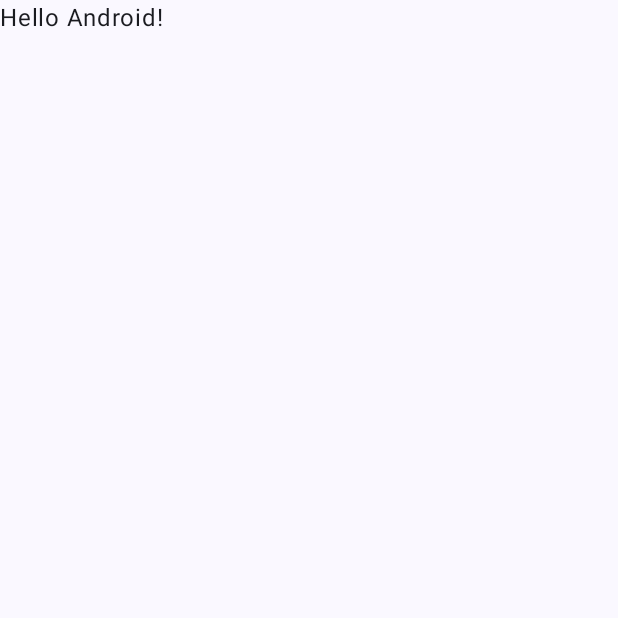
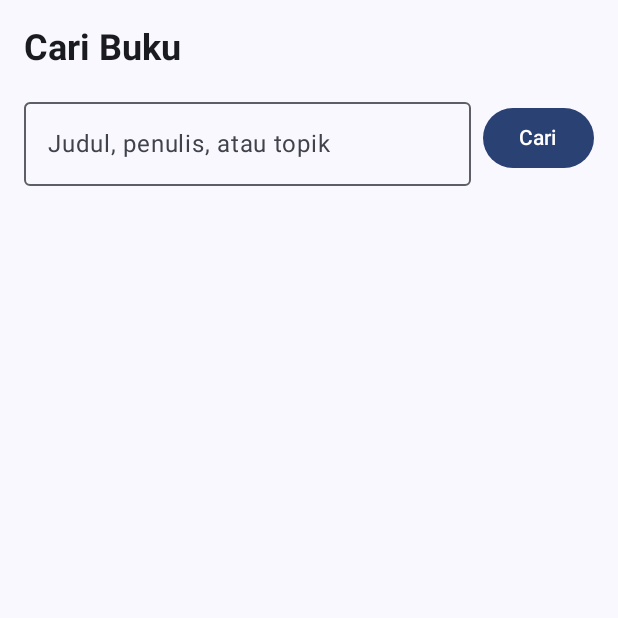
Before and after one commit to istmaa/PPPB-Pertemuan-13-GoogleBooks, an Android app built with Jetpack Compose: the screen it shows after launch (MainActivity), on a phone screen of 412 x 824 dp, the top half of it. Before the commit the part shown is almost empty. Run offline under Robolectric (Android 15) with nearby library versions, the phone set to English and light mode, and no system bars; pictures from the network do not load.

Commit message:
feat: implement book search screen with compose

```diff
--- a/app/src/main/java/com/example/googlebooks/MainActivity.kt
+++ b/app/src/main/java/com/example/googlebooks/MainActivity.kt
@@ -4,13 +4,49 @@ import android.os.Bundle
 import androidx.activity.ComponentActivity
 import androidx.activity.compose.setContent
 import androidx.activity.enableEdgeToEdge
+import androidx.compose.foundation.background
+import androidx.compose.foundation.clickable
+import androidx.compose.foundation.layout.Arrangement
+import androidx.compose.foundation.layout.Column
+import androidx.compose.foundation.layout.Row
+import androidx.compose.foundation.layout.Spacer
 import androidx.compose.foundation.layout.fillMaxSize
+import androidx.compose.foundation.layout.fillMaxWidth
+import androidx.compose.foundation.layout.height
 import androidx.compose.foundation.layout.padding
+import androidx.compose.foundation.layout.width
+import androidx.compose.foundation.lazy.LazyColumn
+import androidx.compose.foundation.lazy.items
+import androidx.compose.foundation.shape.RoundedCornerShape
+import androidx.compose.foundation.text.KeyboardActions
+import androidx.compose.foundation.text.KeyboardOptions
+import androidx.compose.material3.Button
+import androidx.compose.material3.Card
+import androidx.compose.material3.LinearProgressIndicator
+import androidx.compose.material3.MaterialTheme
+import androidx.compose.material3.OutlinedTextField
 import androidx.compose.material3.Scaffold
 import androidx.compose.material3.Text
 import androidx.compose.runtime.Composable
+import androidx.compose.runtime.collectAsState
+import androidx.compose.runtime.getValue
+import androidx.compose.runtime.mutableStateOf
+import androidx.compose.runtime.saveable.rememberSaveable
+import androidx.compose.runtime.setValue
+import androidx.compose.ui.Alignment
 import androidx.compose.ui.Modifier
-import androidx.compose.ui.tooling.preview.Preview
+import androidx.compose.ui.draw.clip
+import androidx.compose.ui.graphics.Color
+import androidx.compose.ui.layout.ContentScale
+import androidx.compose.ui.platform.LocalContext
+import androidx.compose.ui.platform.LocalSoftwareKeyboardController
+import androidx.compose.ui.text.font.FontWeight
+import androidx.compose.ui.text.input.ImeAction
+import androidx.compose.ui.text.style.TextOverflow
+import androidx.compose.ui.unit.dp
+import androidx.lifecycle.viewmodel.compose.viewModel
+import coil.compose.AsyncImage
+import com.example.googlebooks.data.BookItem
 import com.example.googlebooks.ui.theme.GoogleBooksTheme
 
 class MainActivity : ComponentActivity() {
@@ -20,10 +56,7 @@ class MainActivity : ComponentActivity() {
         setContent {
             GoogleBooksTheme {
                 Scaffold(modifier = Modifier.fillMaxSize()) { innerPadding ->
-                    Greeting(
-                        name = "Android",
-                        modifier = Modifier.padding(innerPadding)
-                    )
+                    BooksScreen(modifier = Modifier.padding(innerPadding))
                 }
             }
         }
@@ -31,17 +64,129 @@ class MainActivity : ComponentActivity() {
 }
 
 @Composable
-fun Greeting(name: String, modifier: Modifier = Modifier) {
-    Text(
-        text = "Hello $name!",
+fun BooksScreen(
+    modifier: Modifier = Modifier,
+    vm: BooksViewModel = viewModel()
+) {
+    val context = LocalContext.current
+    val keyboard = LocalSoftwareKeyboardController.current
+    val results by vm.results.collectAsState()
+    val isLoading by vm.isLoading.collectAsState()
+    val error by vm.error.collectAsState()
+    var query by rememberSaveable { mutableStateOf("") }
+
+    val doSearch = {
+        keyboard?.hide()
+        vm.search(query)
+    }
+
+    Column(
         modifier = modifier
-    )
+            .fillMaxSize()
+            .padding(16.dp)
+    ) {
+        Text(
+            "Cari Buku",
+            style = MaterialTheme.typography.headlineSmall,
+            fontWeight = FontWeight.Bold
+        )
+        Spacer(Modifier.height(12.dp))
+
+        Row(
+            verticalAlignment = Alignment.CenterVertically,
+            horizontalArrangement = Arrangement.spacedBy(8.dp)
+        ) {
+            OutlinedTextField(
+                value = query,
+                onValueChange = { query = it },
+                label = { Text("Judul, penulis, atau topik") },
+                singleLine = true,
+                keyboardOptions = KeyboardOptions(imeAction = ImeAction.Search),
+                keyboardActions = KeyboardActions(onSearch = { doSearch() }),
+                modifier = Modifier.weight(1f)
+            )
+            Button(onClick = { doSearch() }, enabled = !isLoading) {
+                Text("Cari")
+            }
+        }
+        Spacer(Modifier.height(12.dp))
+
+        if (isLoading) {
+            LinearProgressIndicator(modifier = Modifier.fillMaxWidth())
+        }
+        error?.let { msg ->
+            Text(
+                msg,
+                color = MaterialTheme.colorScheme.error,
+                modifier = Modifier.padding(vertical = 8.dp)
+            )
+        }
+
+        LazyColumn(
+            modifier = Modifier.fillMaxSize(),
+            verticalArrangement = Arrangement.spacedBy(8.dp)
+        ) {
+            items(results, key = { it.id }) { item ->
+                BookRow(
+                    item = item,
+                    onClick = {}
+                )
+            }
+        }
+    }
 }
 
-@Preview(showBackground = true)
 @Composable
-fun GreetingPreview() {
-    GoogleBooksTheme {
-        Greeting("Android")
+fun BookRow(item: BookItem, onClick: () -> Unit) {
+    val info = item.volumeInfo
+    val authors = info.authors?.joinToString(", ") ?: "Penulis tidak diketahui"
+    val cover = secureImageUrl(
+        info.imageLinks?.thumbnail ?: info.imageLinks?.smallThumbnail
+    )
+
+    Card(
+        modifier = Modifier
+            .fillMaxWidth()
+            .clickable { onClick() }
+    ) {
+        Row(
+            modifier = Modifier.padding(12.dp),
+            verticalAlignment = Alignment.CenterVertically
+        ) {
+            AsyncImage(
+                model = cover,
+                contentDescription = "Cover ${info.title}",
+                contentScale = ContentScale.Crop,
+                modifier = Modifier
+                    .width(60.dp)
+                    .height(90.dp)
+                    .clip(RoundedCornerShape(6.dp))
+                    .background(Color.LightGray)
+            )
+            Spacer(Modifier.width(12.dp))
+            Column(modifier = Modifier.weight(1f)) {
+                Text(
+                    info.title ?: "(Tanpa judul)",
+                    fontWeight = FontWeight.SemiBold,
+                    maxLines = 2,
+                    overflow = TextOverflow.Ellipsis
+                )
+                Spacer(Modifier.height(4.dp))
+                Text(
+                    authors,
+                    style = MaterialTheme.typography.bodySmall,
+                    maxLines = 1,
+                    overflow = TextOverflow.Ellipsis
+                )
+                Text(
+                    info.publishedDate?.take(4) ?: "-",
+                    style = MaterialTheme.typography.bodySmall,
+                    color = MaterialTheme.colorScheme.onSurfaceVariant
+                )
+            }
+        }
     }
 }
+
+// Google Books returns http:// cover URLs, which Android blocks as cleartext HTTP.
+fun secureImageUrl(url: String?): String? = url?.replace("http://", "https://")
```
